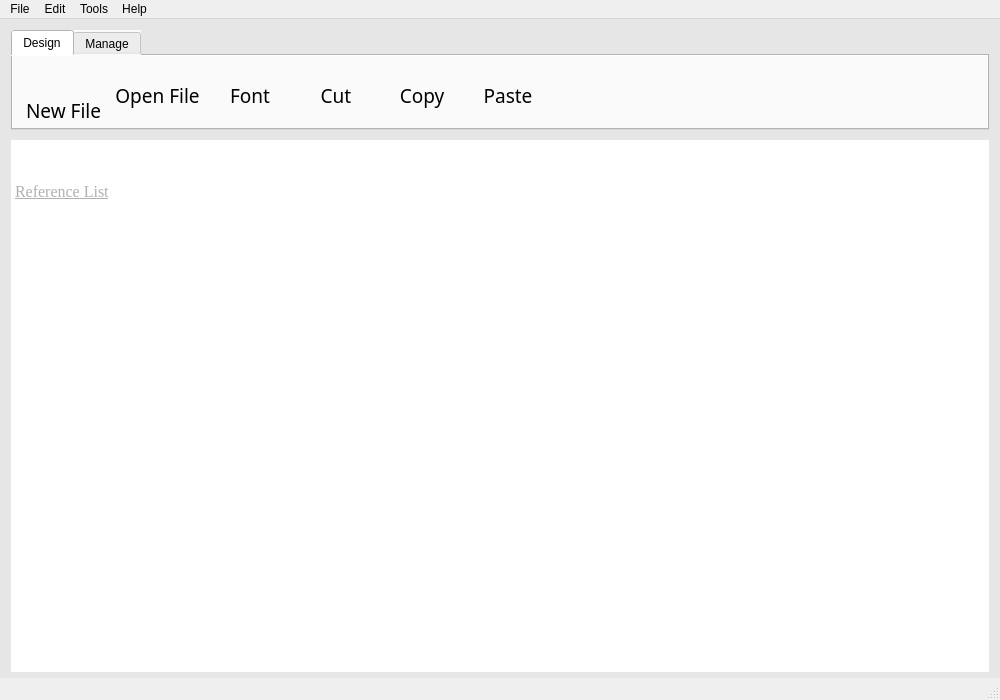
Qt form Program/RicercaDocs/mainwindow.ui (LRANUL/UOP_SE_Y3S1-SOFT336SL_CROSS_PLATFORM_APPLICATION_DEVELOPMENT_IN_CPP) before a commit.
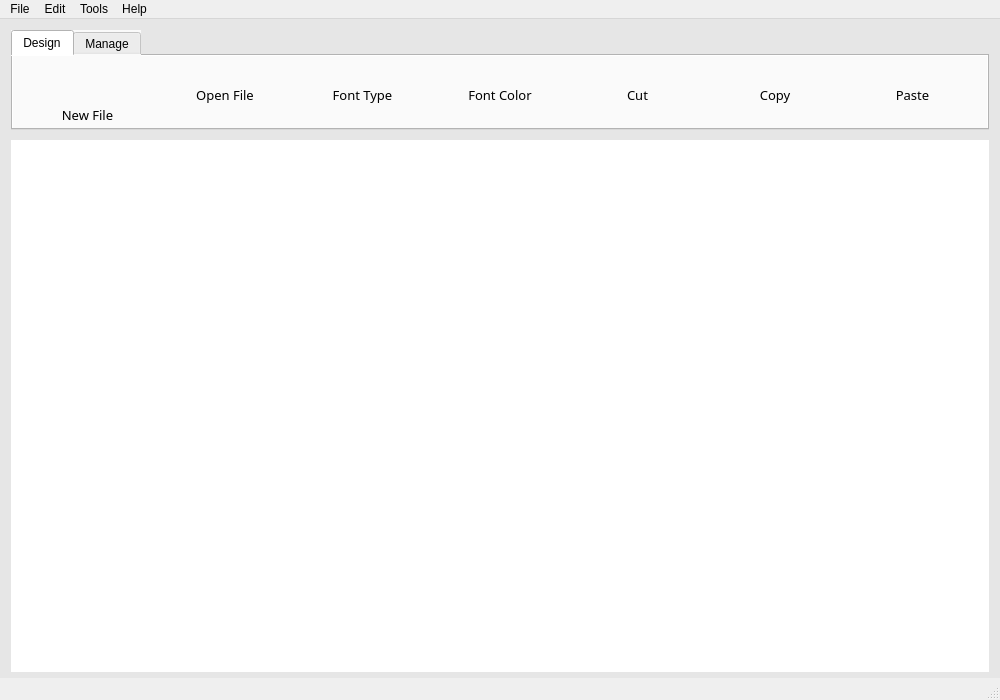
The same form after that commit. Icons and pictures are not drawn.

```diff
--- a/Program/RicercaDocs/mainwindow.ui
+++ b/Program/RicercaDocs/mainwindow.ui
@@ -134,13 +134,11 @@
 &lt;html&gt;&lt;head&gt;&lt;meta name=&quot;qrichtext&quot; content=&quot;1&quot; /&gt;&lt;style type=&quot;text/css&quot;&gt;
 p, li { white-space: pre-wrap; }
 &lt;/style&gt;&lt;/head&gt;&lt;body style=&quot; font-family:'Times New Roman'; font-size:12pt; font-weight:400; font-style:normal;&quot;&gt;
-&lt;p style=&quot;-qt-paragraph-type:empty; margin-top:0px; margin-bottom:0px; margin-left:0px; margin-right:0px; -qt-block-indent:0; text-indent:0px;&quot;&gt;&lt;br /&gt;&lt;/p&gt;
-&lt;p style=&quot;-qt-paragraph-type:empty; margin-top:0px; margin-bottom:0px; margin-left:0px; margin-right:0px; -qt-block-indent:0; text-indent:0px; text-decoration: underline; color:#00677c;&quot;&gt;&lt;br /&gt;&lt;/p&gt;
-&lt;p style=&quot; margin-top:0px; margin-bottom:0px; margin-left:0px; margin-right:0px; -qt-block-indent:0; text-indent:0px;&quot;&gt;&lt;span style=&quot; text-decoration: underline; color:#b0b0b0;&quot;&gt;Reference List&lt;/span&gt;&lt;/p&gt;&lt;/body&gt;&lt;/html&gt;</string>
+&lt;p style=&quot;-qt-paragraph-type:empty; margin-top:0px; margin-bottom:0px; margin-left:0px; margin-right:0px; -qt-block-indent:0; text-indent:0px;&quot;&gt;&lt;br /&gt;&lt;/p&gt;&lt;/body&gt;&lt;/html&gt;</string>
          </property>
         </widget>
        </item>
-       <item row="1" column="0">
+       <item row="0" column="0">
         <widget class="QTabWidget" name="tabWidget">
          <property name="minimumSize">
           <size>
@@ -167,8 +165,52 @@
           <attribute name="title">
            <string>Design</string>
           </attribute>
-          <layout class="QGridLayout" name="gridLayout_3">
-           <item row="0" column="1" rowspan="2">
+          <layout class="QHBoxLayout" name="horizontalLayout">
+           <item>
+            <widget class="QPushButton" name="newFile">
+             <property name="minimumSize">
+              <size>
+               <width>0</width>
+               <height>60</height>
+              </size>
+             </property>
+             <property name="font">
+              <font>
+               <family>Arial Nova Light</family>
+               <pointsize>10</pointsize>
+              </font>
+             </property>
+             <property name="focusPolicy">
+              <enum>Qt::StrongFocus</enum>
+             </property>
+             <property name="layoutDirection">
+              <enum>Qt::LeftToRight</enum>
+             </property>
+             <property name="autoFillBackground">
+              <bool>false</bool>
+             </property>
+             <property name="styleSheet">
+              <string notr="true">background-color: rgb(240, 240, 240);
+text-align:bottom;</string>
+             </property>
+             <property name="text">
+              <string>New File</string>
+             </property>
+             <property name="icon">
+              <iconset theme=":assets/icons/new.png"/>
+             </property>
+             <property name="iconSize">
+              <size>
+               <width>60</width>
+               <height>60</height>
+              </size>
+             </property>
+             <property name="flat">
+              <bool>true</bool>
+             </property>
+            </widget>
+           </item>
+           <item>
             <widget class="QPushButton" name="openFile">
              <property name="minimumSize">
               <size>
@@ -179,7 +221,7 @@
              <property name="font">
               <font>
                <family>Arial Nova Light</family>
-               <pointsize>14</pointsize>
+               <pointsize>10</pointsize>
               </font>
              </property>
              <property name="focusPolicy">
@@ -211,7 +253,136 @@
              </property>
             </widget>
            </item>
-           <item row="0" column="4" rowspan="2" colspan="2">
+           <item>
+            <widget class="QPushButton" name="font">
+             <property name="minimumSize">
+              <size>
+               <width>0</width>
+               <height>60</height>
+              </size>
+             </property>
+             <property name="font">
+              <font>
+               <family>Arial Nova Light</family>
+               <pointsize>10</pointsize>
+              </font>
+             </property>
+             <property name="focusPolicy">
+              <enum>Qt::StrongFocus</enum>
+             </property>
+             <property name="layoutDirection">
+              <enum>Qt::LeftToRight</enum>
+             </property>
+             <property name="autoFillBackground">
+              <bool>false</bool>
+             </property>
+             <property name="styleSheet">
+              <string notr="true">background-color: rgb(240, 240, 240);</string>
+             </property>
+             <property name="text">
+              <string>Font Type</string>
+             </property>
+             <property name="icon">
+              <iconset theme=":assets/icons/font.png"/>
+             </property>
+             <property name="iconSize">
+              <size>
+               <width>60</width>
+               <height>60</height>
+              </size>
+             </property>
+             <property name="flat">
+              <bool>true</bool>
+             </property>
+            </widget>
+           </item>
+           <item>
+            <widget class="QPushButton" name="fontColor">
+             <property name="minimumSize">
+              <size>
+               <width>0</width>
+               <height>60</height>
+              </size>
+             </property>
+             <property name="font">
+              <font>
+               <family>Arial Nova Light</family>
+               <pointsize>10</pointsize>
+              </font>
+             </property>
+             <property name="focusPolicy">
+              <enum>Qt::StrongFocus</enum>
+             </property>
+             <property name="layoutDirection">
+              <enum>Qt::LeftToRight</enum>
+             </property>
+             <property name="autoFillBackground">
+              <bool>false</bool>
+             </property>
+             <property name="styleSheet">
+              <string notr="true">background-color: rgb(240, 240, 240);</string>
+             </property>
+             <property name="text">
+              <string>Font Color</string>
+             </property>
+             <property name="icon">
+              <iconset theme=":assets/icons/fontColor.png"/>
+             </property>
+             <property name="iconSize">
+              <size>
+               <width>60</width>
+               <height>60</height>
+              </size>
+             </property>
+             <property name="flat">
+              <bool>true</bool>
+             </property>
+            </widget>
+           </item>
+           <item>
+            <widget class="QPushButton" name="cut">
+             <property name="minimumSize">
+              <size>
+               <width>0</width>
+               <height>60</height>
+              </size>
+             </property>
+             <property name="font">
+              <font>
+               <family>Arial Nova Light</family>
+               <pointsize>10</pointsize>
+              </font>
+             </property>
+             <property name="focusPolicy">
+              <enum>Qt::StrongFocus</enum>
+             </property>
+             <property name="layoutDirection">
+              <enum>Qt::LeftToRight</enum>
+             </property>
+             <property name="autoFillBackground">
+              <bool>false</bool>
+             </property>
+             <property name="styleSheet">
+              <string notr="true">background-color: rgb(240, 240, 240);</string>
+             </property>
+             <property name="text">
+              <string>Cut</string>
+             </property>
+             <property name="icon">
+              <iconset theme=":assets/icons/cut.png"/>
+             </property>
+             <property name="iconSize">
+              <size>
+               <width>60</width>
+               <height>60</height>
+              </size>
+             </property>
+             <property name="flat">
+              <bool>true</bool>
+             </property>
+            </widget>
+           </item>
+           <item>
             <widget class="QPushButton" name="copy">
              <property name="minimumSize">
               <size>
@@ -222,7 +393,7 @@
              <property name="font">
               <font>
                <family>Arial Nova Light</family>
-               <pointsize>14</pointsize>
+               <pointsize>10</pointsize>
               </font>
              </property>
              <property name="focusPolicy">
@@ -254,7 +425,7 @@
              </property>
             </widget>
            </item>
-           <item row="0" column="6">
+           <item>
             <widget class="QPushButton" name="paste">
              <property name="minimumSize">
               <size>
@@ -265,7 +436,7 @@
              <property name="font">
               <font>
                <family>Arial Nova Light</family>
-               <pointsize>14</pointsize>
+               <pointsize>10</pointsize>
               </font>
              </property>
              <property name="focusPolicy">
@@ -297,149 +468,6 @@
              </property>
             </widget>
            </item>
-           <item row="0" column="7">
-            <spacer name="horizontalSpacer">
-             <property name="orientation">
-              <enum>Qt::Horizontal</enum>
-             </property>
-             <property name="sizeHint" stdset="0">
-              <size>
-               <width>40</width>
-               <height>20</height>
-              </size>
-             </property>
-            </spacer>
-           </item>
-           <item row="0" column="0" rowspan="2">
-            <widget class="QPushButton" name="newFile">
-             <property name="minimumSize">
-              <size>
-               <width>0</width>
-               <height>60</height>
-              </size>
-             </property>
-             <property name="font">
-              <font>
-               <family>Arial Nova Light</family>
-               <pointsize>14</pointsize>
-              </font>
-             </property>
-             <property name="focusPolicy">
-              <enum>Qt::StrongFocus</enum>
-             </property>
-             <property name="layoutDirection">
-              <enum>Qt::LeftToRight</enum>
-             </property>
-             <property name="autoFillBackground">
-              <bool>false</bool>
-             </property>
-             <property name="styleSheet">
-              <string notr="true">background-color: rgb(240, 240, 240);
-text-align:bottom;</string>
-             </property>
-             <property name="text">
-              <string>New File</string>
-             </property>
-             <property name="icon">
-              <iconset theme=":assets/icons/new.png"/>
-             </property>
-             <property name="iconSize">
-              <size>
-               <width>60</width>
-               <height>60</height>
-              </size>
-             </property>
-             <property name="flat">
-              <bool>true</bool>
-             </property>
-            </widget>
-           </item>
-           <item row="0" column="3" rowspan="2">
-            <widget class="QPushButton" name="cut">
-             <property name="minimumSize">
-              <size>
-               <width>0</width>
-               <height>60</height>
-              </size>
-             </property>
-             <property name="font">
-              <font>
-               <family>Arial Nova Light</family>
-               <pointsize>14</pointsize>
-              </font>
-             </property>
-             <property name="focusPolicy">
-              <enum>Qt::StrongFocus</enum>
-             </property>
-             <property name="layoutDirection">
-              <enum>Qt::LeftToRight</enum>
-             </property>
-             <property name="autoFillBackground">
-              <bool>false</bool>
-             </property>
-             <property name="styleSheet">
-              <string notr="true">background-color: rgb(240, 240, 240);</string>
-             </property>
-             <property name="text">
-              <string>Cut</string>
-             </property>
-             <property name="icon">
-              <iconset theme=":assets/icons/cut.png"/>
-             </property>
-             <property name="iconSize">
-              <size>
-               <width>60</width>
-               <height>60</height>
-              </size>
-             </property>
-             <property name="flat">
-              <bool>true</bool>
-             </property>
-            </widget>
-           </item>
-           <item row="0" column="2" rowspan="2">
-            <widget class="QPushButton" name="font">
-             <property name="minimumSize">
-              <size>
-               <width>0</width>
-               <height>60</height>
-              </size>
-             </property>
-             <property name="font">
-              <font>
-               <family>Arial Nova Light</family>
-               <pointsize>14</pointsize>
-              </font>
-             </property>
-             <property name="focusPolicy">
-              <enum>Qt::StrongFocus</enum>
-             </property>
-             <property name="layoutDirection">
-              <enum>Qt::LeftToRight</enum>
-             </property>
-             <property name="autoFillBackground">
-              <bool>false</bool>
-             </property>
-             <property name="styleSheet">
-              <string notr="true">background-color: rgb(240, 240, 240);</string>
-             </property>
-             <property name="text">
-              <string>Font</string>
-             </property>
-             <property name="icon">
-              <iconset theme=":assets/icons/font.png"/>
-             </property>
-             <property name="iconSize">
-              <size>
-               <width>60</width>
-               <height>60</height>
-              </size>
-             </property>
-             <property name="flat">
-              <bool>true</bool>
-             </property>
-            </widget>
-           </item>
           </layout>
          </widget>
          <widget class="QWidget" name="manage">
```
Left out of the diff: 16 changed lines with no effect on the pictures.
